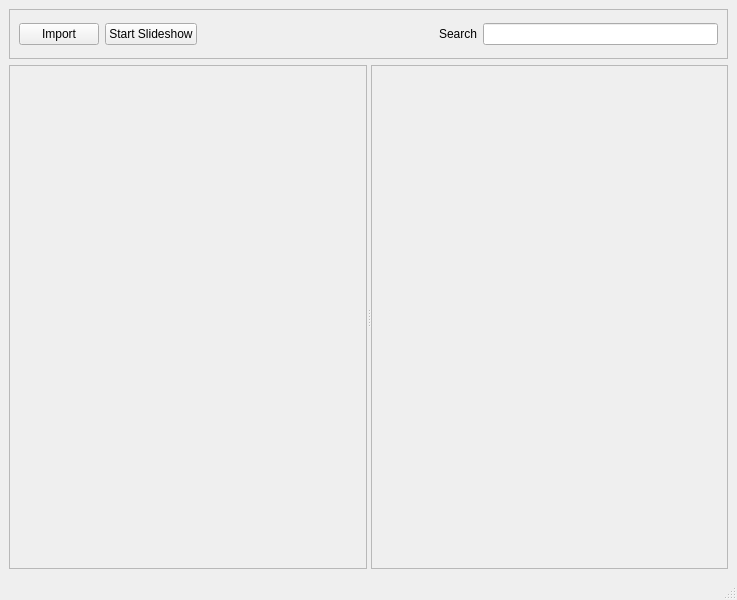
Qt form ui/mainwindow.ui (juliendz/imagius) before a commit.
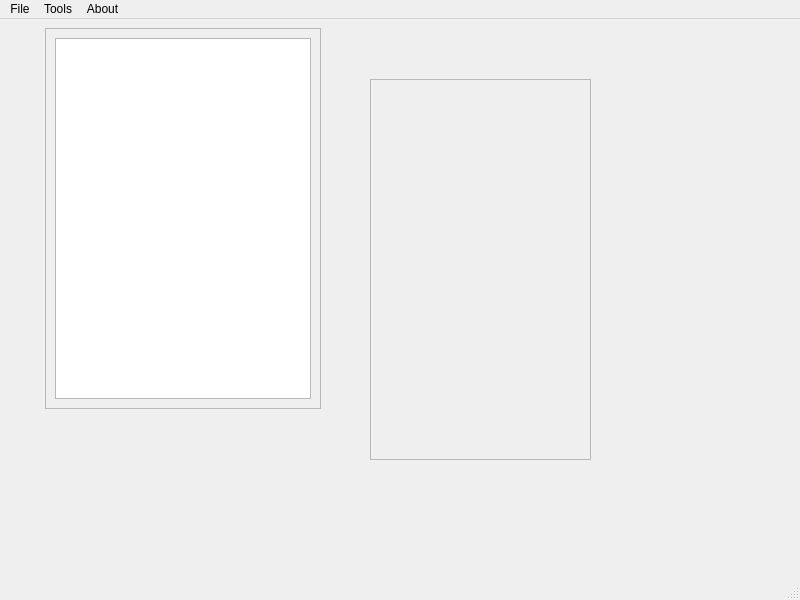
The same form after that commit.

The edit to the form file:
```diff
--- a/ui/mainwindow.ui
+++ b/ui/mainwindow.ui
@@ -6,7 +6,7 @@
    <rect>
     <x>0</x>
     <y>0</y>
-    <width>737</width>
+    <width>800</width>
     <height>600</height>
    </rect>
   </property>
@@ -14,71 +14,15 @@
    <string>MainWindow</string>
   </property>
   <widget class="QWidget" name="centralwidget">
-   <layout class="QVBoxLayout" name="verticalLayout">
-    <item>
-     <widget class="QFrame" name="frame_3">
-      <property name="maximumSize">
-       <size>
-        <width>16777215</width>
-        <height>50</height>
-       </size>
-      </property>
-      <property name="frameShape">
-       <enum>QFrame::StyledPanel</enum>
-      </property>
-      <property name="frameShadow">
-       <enum>QFrame::Raised</enum>
-      </property>
-      <layout class="QHBoxLayout" name="horizontalLayout">
-       <item>
-        <widget class="QPushButton" name="pushButton">
-         <property name="text">
-          <string>Import</string>
-         </property>
-        </widget>
-       </item>
-       <item>
-        <widget class="QPushButton" name="pushButton_2">
-         <property name="text">
-          <string>Start Slideshow</string>
-         </property>
-        </widget>
-       </item>
-       <item>
-        <spacer name="horizontalSpacer">
-         <property name="orientation">
-          <enum>Qt::Horizontal</enum>
-         </property>
-         <property name="sizeHint" stdset="0">
-          <size>
-           <width>219</width>
-           <height>20</height>
-          </size>
-         </property>
-        </spacer>
-       </item>
-       <item>
-        <widget class="QLabel" name="label">
-         <property name="text">
-          <string>Search</string>
-         </property>
-        </widget>
-       </item>
-       <item>
-        <widget class="QLineEdit" name="lineEdit"/>
-       </item>
-      </layout>
-     </widget>
-    </item>
-    <item>
-     <widget class="QSplitter" name="splitter">
-      <property name="frameShadow">
-       <enum>QFrame::Raised</enum>
-      </property>
-      <property name="orientation">
-       <enum>Qt::Horizontal</enum>
-      </property>
       <widget class="QFrame" name="frame">
+    <property name="geometry">
+     <rect>
+      <x>370</x>
+      <y>60</y>
+      <width>221</width>
+      <height>381</height>
+     </rect>
+    </property>
        <property name="frameShape">
         <enum>QFrame::StyledPanel</enum>
        </property>
@@ -87,26 +31,55 @@
        </property>
       </widget>
       <widget class="QFrame" name="frame_2">
+    <property name="geometry">
+     <rect>
+      <x>45</x>
+      <y>9</y>
+      <width>276</width>
+      <height>381</height>
+     </rect>
+    </property>
        <property name="frameShape">
         <enum>QFrame::StyledPanel</enum>
        </property>
        <property name="frameShadow">
         <enum>QFrame::Raised</enum>
        </property>
-      </widget>
-     </widget>
-    </item>
-   </layout>
+    <layout class="QGridLayout" name="gridLayout">
+     <item row="0" column="0">
+      <widget class="QListView" name="listView"/>
+     </item>
+    </layout>
+   </widget>
   </widget>
   <widget class="QMenuBar" name="menubar">
    <property name="geometry">
     <rect>
      <x>0</x>
      <y>0</y>
-     <width>737</width>
-     <height>23</height>
+     <width>800</width>
+     <height>21</height>
     </rect>
    </property>
+   <widget class="QMenu" name="menuFile">
+    <property name="title">
+     <string>File</string>
+    </property>
+   </widget>
+   <widget class="QMenu" name="menuTools">
+    <property name="title">
+     <string>Tools</string>
+    </property>
+    <addaction name="action_FolderManager"/>
+   </widget>
+   <widget class="QMenu" name="menuAbout">
+    <property name="title">
+     <string>About</string>
+    </property>
+   </widget>
+   <addaction name="menuFile"/>
+   <addaction name="menuTools"/>
+   <addaction name="menuAbout"/>
   </widget>
   <widget class="QStatusBar" name="statusbar"/>
  </widget>
```
Left out of the diff: 5 changed lines with no effect on the pictures. Lines whose indentation alone changed are shown as unchanged.
